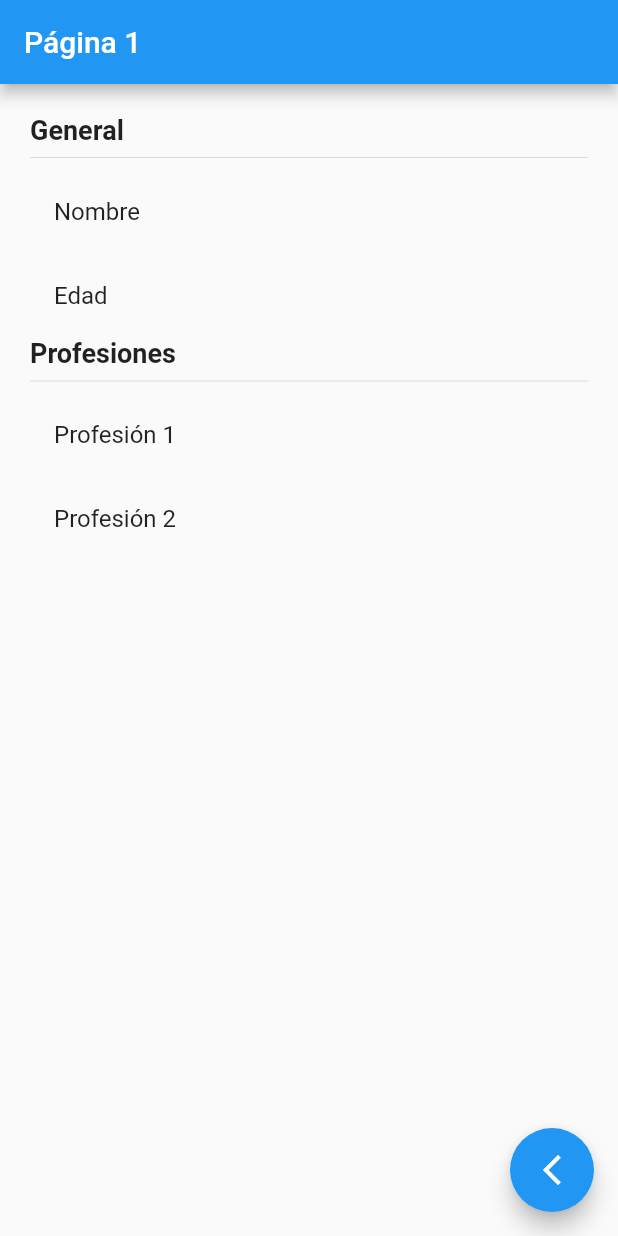
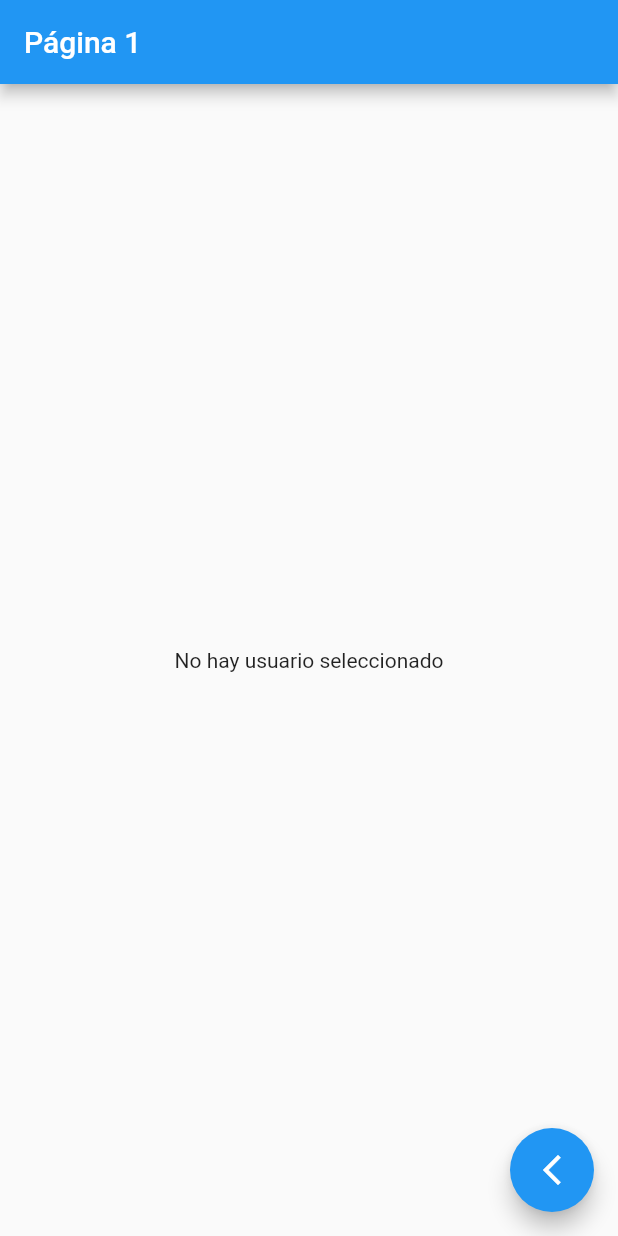
Before and after one commit to AndresCamiloChavez/flutter_estados_singleton, a Flutter app: the screen it shows after launch, on a phone screen of 412 x 824 dp. Run offline on Flutter 3.47's test engine with Material 2 defaults, Android fonts, the light colour scheme and no system bars; our stand-ins replace get.

Commit message:
Finalización de getx

```diff
--- /dev/null
+++ b/lib/controllers/usuario_controller.dart
@@ -0,0 +1,23 @@
+import 'package:get/get.dart';
+import '../models/usuario.dart';
+
+class UsuarioController extends GetxController {
+  RxBool existeUsuario = false.obs; // crea e inicializa el observable
+  Rx<Usuario?> usuario = Rx(null);
+
+  cargarUsuario(Usuario pUsuario) {
+    existeUsuario.value = true;
+    usuario.value = pUsuario;
+  }
+
+  void cambiarEdad(int edad) {
+    usuario.update((val) {
+      val?.edad = edad;
+    });
+  }
+  void agregarProfesion(String profesion) {
+    usuario.update((val) {
+      val?.profesiones  = [...val.profesiones, (profesion + val.profesiones.length.toString())];
+    });
+  }
+}
--- a/lib/pages/pagina1_page.dart
+++ b/lib/pages/pagina1_page.dart
@@ -1,29 +1,48 @@
 import 'package:flutter/material.dart';
 import 'package:get/get.dart';
-import 'package:singleton_estado/pages/pagina2_page.dart';
+import 'package:singleton_estado/controllers/usuario_controller.dart';
+
+import '../models/usuario.dart';
 
 class Pagina1Page extends StatelessWidget {
   const Pagina1Page({Key? key}) : super(key: key);
 
   @override
   Widget build(BuildContext context) {
+    final usuarioCtrl = Get.put(UsuarioController());
+
     return Scaffold(
       appBar: AppBar(
         title: Text('Página 1'),
       ),
-      body: const InformacionUsuario(),
+      body: Obx(() => usuarioCtrl.existeUsuario.value
+          ?  InformacionUsuario(usuario: usuarioCtrl.usuario.value!,)
+          : const NoInfo()),
       floatingActionButton: FloatingActionButton(
         // onPressed: () => Get.to(const Pagina2Page(),transition: Transition.zoom),
-        onPressed: () => Get.toNamed('/pagina2', arguments: {'nombre': 'Andres', 'edad': '20'}),
+        onPressed: () => Get.toNamed('/pagina2',
+            arguments: {'nombre': 'Andres', 'edad': '20'}),
         child: const Icon(Icons.arrow_back_ios_new),
       ),
     );
   }
 }
 
+class NoInfo extends StatelessWidget {
+  const NoInfo({Key? key}) : super(key: key);
+
+  @override
+  Widget build(BuildContext context) {
+    return const Center(
+      child: Text('No hay usuario seleccionado'),
+    );
+  }
+}
+
 class InformacionUsuario extends StatelessWidget {
+  final Usuario usuario;
   const InformacionUsuario({
-    Key? key,
+    Key? key, required this.usuario,
   }) : super(key: key);
 
   @override
@@ -34,29 +53,24 @@ class InformacionUsuario extends StatelessWidget {
       padding: const EdgeInsets.all(20),
       child: Column(
         crossAxisAlignment: CrossAxisAlignment.start,
-        children: const [
+        children: [
           Text(
             'General',
             style: TextStyle(fontSize: 18, fontWeight: FontWeight.bold),
           ),
           Divider(),
           ListTile(
-            title: Text('Nombre'),
+            title: Text('Nombre ${usuario.nombre}'),
           ),
           ListTile(
-            title: Text('Edad'),
+            title: Text('Edad ${usuario.edad}'),
           ),
-           Text(
+          Text(
             'Profesiones',
             style: TextStyle(fontSize: 18, fontWeight: FontWeight.bold),
           ),
           Divider(),
-             ListTile(
-            title: Text('Profesión 1'),
-          ),
-             ListTile(
-            title: Text('Profesión 2'),
-          ),
+          ...usuario.profesiones.map((e) => ListTile(title: Text(e),)).toList()
         ],
       ),
     );
```
Also changed, not shown: lib/pages/pagina2_page.dart (+30 -8 lines).
